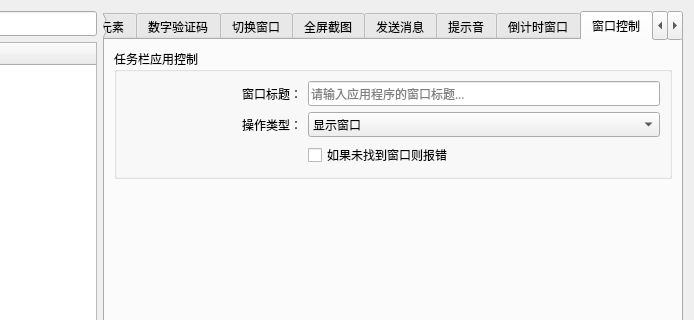
The window that 窗体/导航窗口.ui (FsterThanLight/automatic_clicker_2) describes before a commit, drawn with Qt 5; both pictures show x 107 to 801 and y 0 to 320 of the 801 by 808 pixel window.
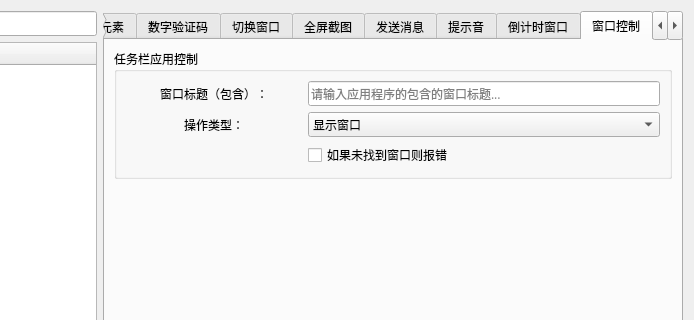
The same window after the commit. The open tabs and pages were chosen to show the change. Icons and pictures are not drawn.

Commit message: 2024年05月19日 22:25:08 修复窗口控制、对话框窗口指令

Patch:
```diff
--- a/窗体/导航窗口.ui
+++ b/窗体/导航窗口.ui
@@ -6179,7 +6179,7 @@
                <string>操作类型：</string>
               </property>
               <property name="alignment">
-               <set>Qt::AlignRight|Qt::AlignTrailing|Qt::AlignVCenter</set>
+               <set>Qt::AlignCenter</set>
               </property>
              </widget>
             </item>
@@ -6210,17 +6210,17 @@
             <item row="0" column="1">
              <widget class="QLineEdit" name="lineEdit_21">
               <property name="placeholderText">
-               <string>请输入应用程序的窗口标题...</string>
+               <string>请输入应用程序的包含的窗口标题...</string>
               </property>
              </widget>
             </item>
             <item row="0" column="0">
              <widget class="QLabel" name="label_129">
               <property name="text">
-               <string>窗口标题：</string>
+               <string>窗口标题（包含）：</string>
               </property>
               <property name="alignment">
-               <set>Qt::AlignRight|Qt::AlignTrailing|Qt::AlignVCenter</set>
+               <set>Qt::AlignCenter</set>
               </property>
              </widget>
             </item>
```
Left out of the diff: 4 changed lines with no effect on the pictures. The commit also changes 3 other files.
